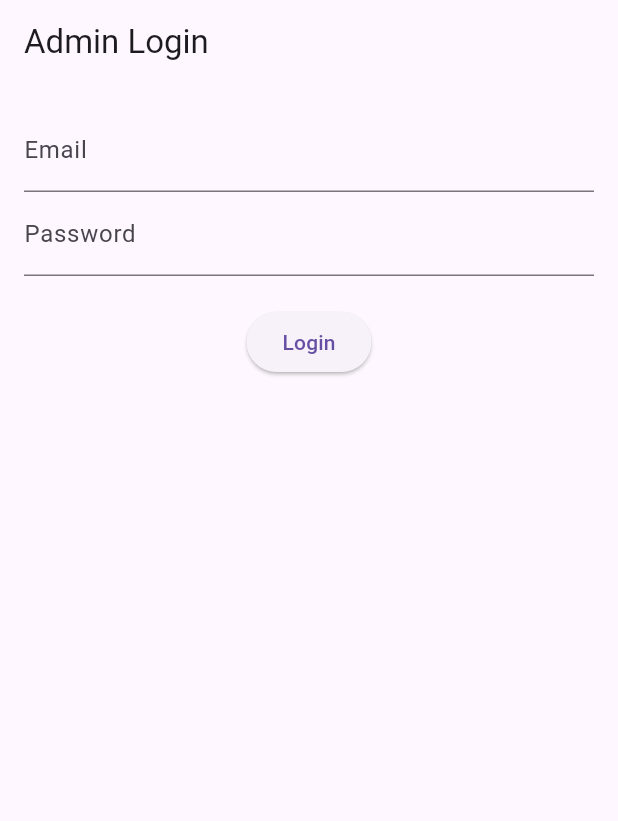
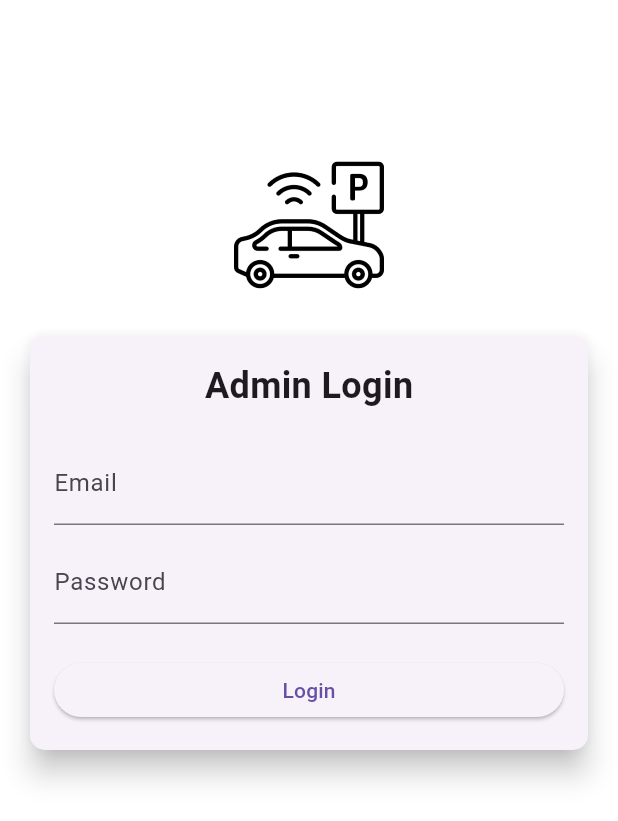
Before and after one commit to 4byc/webadmin_sp, a Flutter app: the screen it shows after launch, on a phone screen of 412 x 824 dp. Shown: the top 821 px of the screen. Run offline on Flutter 3.47's test engine with Material 3 defaults, Android fonts, the phone set to English and light mode, and no system bars; our stand-ins replace cloud_firestore, firebase_auth, firebase_core; accounts and stored records are empty.

Commit message:
fix 1 completed

```diff
--- a/lib/main.dart
+++ b/lib/main.dart
@@ -22,13 +22,14 @@ class MyApp extends StatelessWidget {
       title: 'Admin Dashboard',
       theme: ThemeData(
         primarySwatch: Colors.blue,
+        visualDensity: VisualDensity.adaptivePlatformDensity,
       ),
       debugShowCheckedModeBanner: false,
       initialRoute: '/',
       routes: {
         '/': (context) => const AuthWrapper(),
         '/login': (context) => const LoginPage(),
-        '/history': (context) => const HistoryPage(), // Add the new route here
+        '/history': (context) => const HistoryPage(),
       },
     );
   }
--- a/lib/pages/admin_dashboard.dart
+++ b/lib/pages/admin_dashboard.dart
@@ -1,7 +1,7 @@
 import 'package:flutter/material.dart';
 import 'dart:async';
 import 'parking_lot_page.dart';
-import 'history_page.dart'; // Import the history page
+import 'history_page.dart';
 import 'package:firebase_auth/firebase_auth.dart';
 
 class AdminDashboard extends StatefulWidget {
@@ -27,7 +27,7 @@ class _AdminDashboardState extends State<AdminDashboard> {
   Future<void> _showLogoutConfirmationDialog() async {
     return showDialog<void>(
       context: context,
-      barrierDismissible: false, // user must tap button!
+      barrierDismissible: false,
       builder: (BuildContext context) {
         return AlertDialog(
           title: const Text('Confirm Logout'),
--- a/lib/pages/history_page.dart
+++ b/lib/pages/history_page.dart
@@ -1,6 +1,6 @@
 import 'package:flutter/material.dart';
 import 'package:cloud_firestore/cloud_firestore.dart';
-import 'package:intl/intl.dart'; // Import the intl package
+import 'package:intl/intl.dart';
 
 class HistoryPage extends StatefulWidget {
   const HistoryPage({super.key});
--- a/lib/pages/login_page.dart
+++ b/lib/pages/login_page.dart
@@ -18,20 +18,25 @@ class _LoginPageState extends State<LoginPage> {
   String _errorMessage = '';
 
   Future<void> _login() async {
+    if (_emailController.text.isEmpty || _passwordController.text.isEmpty) {
+      setState(() {
+        _errorMessage = 'Please enter both email and password';
+      });
+      return;
+    }
+
     try {
-      UserCredential userCredential = await _auth.signInWithEmailAndPassword(
+      await _auth.signInWithEmailAndPassword(
         email: _emailController.text,
         password: _passwordController.text,
       );
 
-      // Check if the user is an admin
       QuerySnapshot adminSnapshot = await _firestore
           .collection('admins')
           .where('email', isEqualTo: _emailController.text)
           .get();
 
       if (adminSnapshot.docs.isNotEmpty) {
-        // User is an admin, retrieve the name
         String adminName = adminSnapshot.docs.first['name'];
         Navigator.pushReplacement(
           context,
@@ -46,7 +51,7 @@ class _LoginPageState extends State<LoginPage> {
       }
     } catch (e) {
       setState(() {
-        _errorMessage = e.toString();
+        _errorMessage = 'Login failed: ${e.toString()}';
       });
     }
   }
@@ -54,26 +59,55 @@ class _LoginPageState extends State<LoginPage> {
   @override
   Widget build(BuildContext context) {
     return Scaffold(
-      appBar: AppBar(
-        title: const Text('Admin Login'),
+      body: Container(
+        color: Colors.white,
+        child: Column(
+          mainAxisAlignment: MainAxisAlignment.start,
+          children: [
+            const SizedBox(height: 100),
+            const Image(
+              image: AssetImage(
+                  'images/icon.png'), // Change this to your icon's path
+              width: 100,
+              height: 100,
             ),
-      body: Padding(
+            const SizedBox(height: 20),
+            Padding(
+              padding: const EdgeInsets.symmetric(horizontal: 16.0),
+              child: Card(
+                elevation: 8.0,
+                shape: RoundedRectangleBorder(
+                  borderRadius: BorderRadius.circular(10.0),
+                ),
+                child: Padding(
                   padding: const EdgeInsets.all(16.0),
                   child: Column(
+                    mainAxisSize: MainAxisSize.min,
                     children: [
+                      const Text(
+                        'Admin Login',
+                        style: TextStyle(
+                            fontSize: 24, fontWeight: FontWeight.bold),
+                      ),
+                      const SizedBox(height: 20),
                       TextField(
                         controller: _emailController,
                         decoration: const InputDecoration(labelText: 'Email'),
                       ),
+                      const SizedBox(height: 10),
                       TextField(
                         controller: _passwordController,
-              decoration: const InputDecoration(labelText: 'Password'),
+                        decoration:
+                            const InputDecoration(labelText: 'Password'),
                         obscureText: true,
                       ),
                       const SizedBox(height: 20),
                       ElevatedButton(
                         onPressed: _login,
                         child: const Text('Login'),
+                        style: ElevatedButton.styleFrom(
+                          minimumSize: const Size(double.infinity, 36),
+                        ),
                       ),
                       if (_errorMessage.isNotEmpty)
                         Padding(
@@ -86,6 +120,12 @@ class _LoginPageState extends State<LoginPage> {
                     ],
                   ),
                 ),
+              ),
+            ),
+            const Spacer(),
+          ],
+        ),
+      ),
     );
   }
 }
--- a/lib/pages/parking_lot_page.dart
+++ b/lib/pages/parking_lot_page.dart
@@ -1,6 +1,6 @@
 import 'package:flutter/material.dart';
 import 'package:cloud_firestore/cloud_firestore.dart';
-import 'package:intl/intl.dart'; // Import the intl package
+import 'package:intl/intl.dart';
 
 class ParkingLotPage extends StatefulWidget {
   const ParkingLotPage({super.key});
@@ -15,7 +15,6 @@ class _ParkingLotPageState extends State<ParkingLotPage> {
 
   Future<void> _refreshParkingSlots() async {
     try {
-      // Fetch detections
       QuerySnapshot detectionSnapshot =
           await _firestore.collection('detections').get();
       for (var detectionDoc in detectionSnapshot.docs) {
@@ -24,7 +23,6 @@ class _ParkingLotPageState extends State<ParkingLotPage> {
         String vehicleClass = detectionData['class'];
         int entryTime = (detectionData['time'] as num).toInt();
 
-        // Find an available slot
         QuerySnapshot parkingSlotSnapshot =
             await _firestore.collection('parkingSlots').get();
         bool slotAssigned = false;
@@ -35,7 +33,6 @@ class _ParkingLotPageState extends State<ParkingLotPage> {
 
           for (var slot in slots) {
             if (slot['slotClass'] == vehicleClass && !slot['isFilled']) {
-              // Assign the slot
               slot['isFilled'] = true;
               slot['vehicleId'] = vehicleId;
               slot['entryTime'] = entryTime;
@@ -47,7 +44,6 @@ class _ParkingLotPageState extends State<ParkingLotPage> {
                 'slots': slots,
               });
 
-              // Remove the detection entry
               await _firestore
                   .collection('detections')
                   .doc(detectionDoc.id)
--- a/pubspec.yaml
+++ b/pubspec.yaml
@@ -63,8 +63,8 @@ flutter:
   uses-material-design: true
 
   # To add assets to your application, add an assets section, like this:
-  # assets:
-  #   - images/a_dot_burr.jpeg
+  assets:
+    - images/icon.png
   #   - images/a_dot_ham.jpeg
 
   # An image asset can refer to one or more resolution-specific "variants", see
```
Also changed, not shown: images/icon.png (added). Lines whose indentation alone changed are shown as unchanged.
